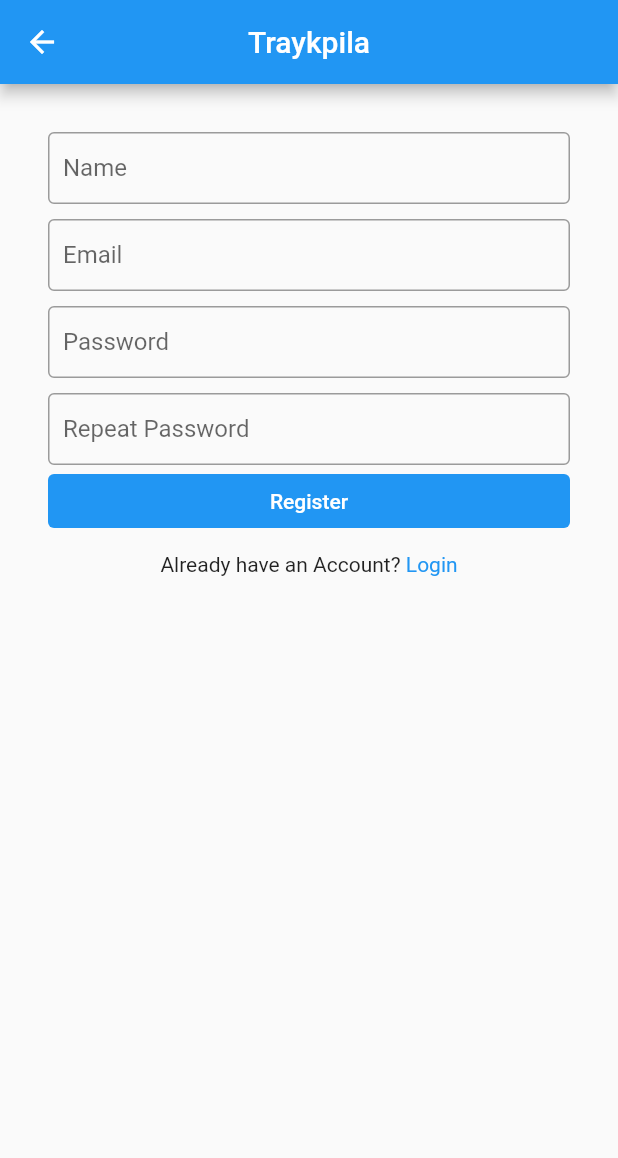
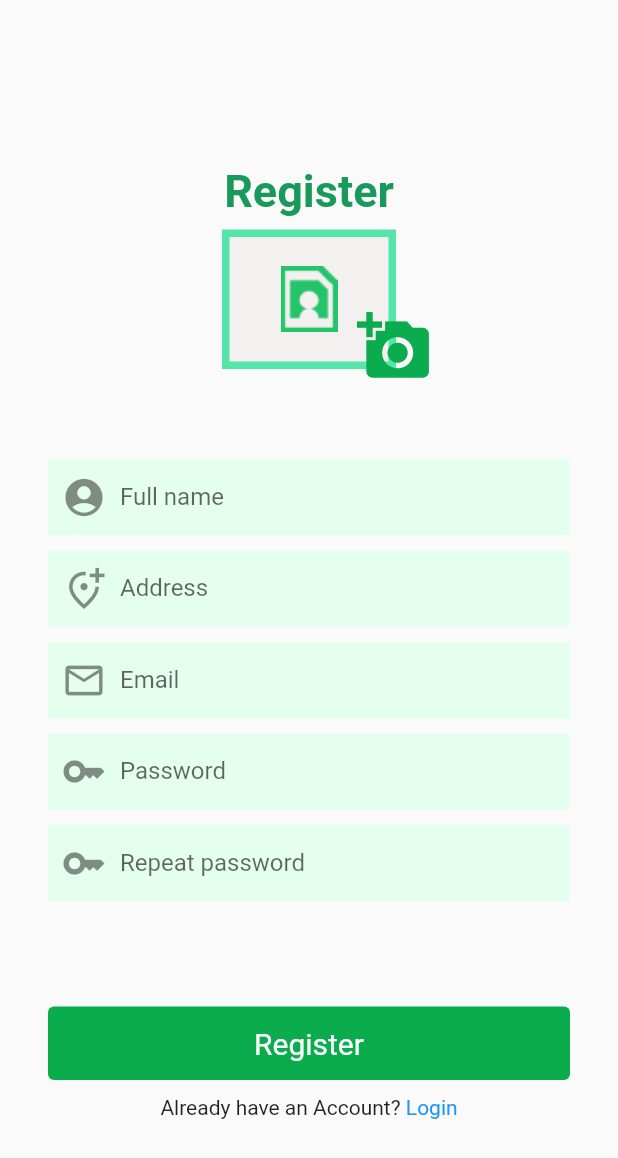
Before and after one commit to johncarlo2020/traykpila, a Flutter app: the Register screen opened directly, on a phone screen of 412 x 824 dp. Shown: the top 1158 px of the screen. Run offline on Flutter 3.47's test engine with Material 2 defaults, Android fonts, the phone set to English and light mode, and no system bars; our stand-ins replace google_maps_flutter, image_picker, location, shared_preferences; missing offline and left inert: flutter_polyline_points; accounts and stored records are empty.

Commit message:
add adress and fix user role

```diff
--- a/lib/models/user.dart
+++ b/lib/models/user.dart
@@ -3,14 +3,16 @@ class User {
   String? name;
   String? email;
   String? token;
-  int? role;
+  String? role;
+  String? address;
 
   User({
     this.id,
     this.name,
     this.email,
     this.token,
-    this.role
+    this.role,
+    this.address
   });
 
   factory User.fromJson(Map<String, dynamic>json){
@@ -18,8 +20,9 @@ class User {
       id:json['user']['id'],
       name:json['user']['name'],
       email:json['user']['email'],
-      role:json['user']['role'],
-      token:json['user']['token']
+      token:json['user']['token'],
+     address:json['user']['address']
+
     );
   }
 }
--- a/lib/screens/driver/register.dart
+++ b/lib/screens/driver/register.dart
@@ -1,6 +1,5 @@
 import 'package:flutter/material.dart';
-import 'package:flutter/src/widgets/container.dart';
-import 'package:flutter/src/widgets/framework.dart';
+import 'package:image_picker/image_picker.dart';
 import 'package:shared_preferences/shared_preferences.dart';
 import 'package:traykpila/screens/login.dart';
 import 'package:traykpila/services/user_service.dart';
@@ -23,11 +22,18 @@ class _RegisterState extends State<Register> {
   TextEditingController txtName = TextEditingController();
   TextEditingController txtPassword = TextEditingController();
   TextEditingController txtPassword2 = TextEditingController();
+  TextEditingController txtAdress = TextEditingController();
   bool loading = false;
 
+  Future pickImage() async {
+    await ImagePicker().pickImage(source: ImageSource.gallery);
+  }
+
   void _registerUser() async {
+    String role='1';
     ApiResponse response =
-        await register(txtName.text, txtEmail.text, txtPassword.text, '1');
+        await register(txtName.text, txtEmail.text, txtPassword.text, role,txtAdress.text);
+
     if (response.error == null) {
       _saveAndRedirectToHome(response.data as User);
     } else {
@@ -44,64 +50,195 @@ class _RegisterState extends State<Register> {
     SharedPreferences pref = await SharedPreferences.getInstance();
     await pref.setString('token', user.token ?? '');
     await pref.setInt('userId', user.id ?? 0);
+    await pref.setString('userRole', user.role ?? '0');
     // ignore: prefer_const_constructors, use_build_context_synchronously
     Navigator.of(context).pushAndRemoveUntil(
-        MaterialPageRoute(builder: (context) => Home()), (route) => false);
+        MaterialPageRoute(builder: (context) => const Home()),
+        (route) => false);
   }
 
   @override
   Widget build(BuildContext context) {
     return Scaffold(
-        appBar: AppBar(
+        body: Padding(
+      padding: const EdgeInsets.only(top: 70.0),
+      child: Form(
+          key: formkey,
+          child: ListView(padding: const EdgeInsets.all(32), children: [
             // ignore: prefer_const_constructors
-          title: Text('Traykpila'),
-          centerTitle: true,
+            Padding(
+              padding: const EdgeInsets.all(8.0),
+              child: const Text(
+                'Register',
+                textAlign: TextAlign.center,
+                style: TextStyle(
+                  fontSize: 30,
+                  fontWeight: FontWeight.bold,
+                  color: Color.fromARGB(255, 25, 154, 90),
                 ),
-        body: Form(
-            key: formkey,
-            child: ListView(padding: EdgeInsets.all(32), children: [
+              ),
+            ),
+            Padding(
+              padding: const EdgeInsets.only(bottom: 50.0),
+              child: Stack(
+                alignment: Alignment.center,
+                clipBehavior: Clip.none,
+                children: [
+                  buildProfileImage(),
+                  Positioned(
+                      bottom: 0,
+                      right: 100,
+                      width: 50,
+                      child: IconButton(
+                        icon: const Icon(
+                          Icons.add_a_photo,
+                          size: 50,
+                          color: Color.fromARGB(255, 11, 172, 78),
+                        ),
+                        onPressed: () {
+                          pickImage();
+                        },
+                      ))
+                ],
+              ),
+            ),
+
+            const SizedBox(height: 10),
             TextFormField(
               controller: txtName,
               validator: (val) => val!.isEmpty ? 'Invalid Name' : null,
-                decoration: kInputDecoration('Name'),
+              // ignore: prefer_const_constructors
+              decoration: InputDecoration(
+                  isDense: true,
+                  labelText: 'Full name',
+                  border: InputBorder.none,
+                  filled: true,
+                  fillColor: const Color.fromRGBO(229, 255, 238, 1.0),
+                  prefixIcon: const Icon(
+                    Icons.account_circle_sharp,
+                    size: 30,
+                  )),
             ),
-              SizedBox(height: 10),
+            const SizedBox(height: 10),
+            TextFormField(
+              controller: txtAdress,
+              validator: (val) => val!.isEmpty ? 'Invalid Address' : null,
+              // ignore: prefer_const_constructors
+              decoration: InputDecoration(
+                  isDense: true,
+                  labelText: 'Address',
+                  border: InputBorder.none,
+                  filled: true,
+                  fillColor: const Color.fromRGBO(229, 255, 238, 1.0),
+                  prefixIcon: const Icon(
+                    Icons.add_location_alt_outlined,
+                    size: 30,
+                  )),
+            ),
+            const SizedBox(height: 10),
             TextFormField(
               keyboardType: TextInputType.emailAddress,
               controller: txtEmail,
-                validator: (val) =>
-                    val!.isEmpty ? 'Invalid email address' : null,
-                decoration: kInputDecoration('Email'),
+              validator: (val) => val!.isEmpty ? 'Invalid email address' : null,
+              // ignore: prefer_const_constructors
+              decoration: InputDecoration(
+                  isDense: true,
+                  labelText: 'Email',
+                  border: InputBorder.none,
+                  filled: true,
+                  fillColor: const Color.fromRGBO(229, 255, 238, 1.0),
+                  prefixIcon: const Icon(
+                    Icons.email_outlined,
+                    size: 30,
+                  )),
             ),
-              SizedBox(height: 10),
+            const SizedBox(height: 10),
             TextFormField(
               controller: txtPassword,
               validator: (val) => val!.isEmpty ? 'Invalid Password' : null,
               obscureText: true,
-                decoration: kInputDecoration('Password'),
+              // ignore: prefer_const_constructors
+              decoration: InputDecoration(
+                  isDense: true,
+                  labelText: 'Password',
+                  border: InputBorder.none,
+                  filled: true,
+                  fillColor: const Color.fromRGBO(229, 255, 238, 1.0),
+                  prefixIcon: const Icon(
+                    Icons.key,
+                    size: 30,
+                  )),
             ),
-              SizedBox(height: 10),
+            const SizedBox(height: 10),
             TextFormField(
               controller: txtPassword2,
               validator: (val) =>
                   val != txtPassword.text ? 'Password not match' : null,
               obscureText: true,
-                decoration: kInputDecoration('Repeat Password'),
+              // ignore: prefer_const_constructors
+              decoration: InputDecoration(
+                  isDense: true,
+                  labelText: 'Repeat password',
+                  border: InputBorder.none,
+                  filled: true,
+                  fillColor: const Color.fromRGBO(229, 255, 238, 1.0),
+                  prefixIcon: const Icon(
+                    Icons.key,
+                    size: 30,
+                  )),
             ),
-              kTextButton('Register', () {
+
+            Padding(
+                padding: const EdgeInsets.only(top: 70.0),
+                child: TextButton(
+                    onPressed: () {
                       if (formkey.currentState!.validate()) {
+
                         setState(() {
                           loading = true;
                           _registerUser();
                         });
                       }
-              }),
-              SizedBox(height: 10),
+                    },
+                    style: ButtonStyle(
+                        backgroundColor: MaterialStateProperty.all(
+                      const Color.fromARGB(255, 11, 172, 78),
+                    )),
+                    // ignore: prefer_const_constructors
+                    child: Padding(
+                      padding: const EdgeInsets.all(5.0),
+                      child: const Text("Register",
+                          textAlign: TextAlign.center,
+                          style: TextStyle(
+                            fontSize: 20,
+                            fontWeight: FontWeight.normal,
+                            color: Color.fromARGB(255, 255, 255, 255),
+                          )),
+                    ))),
+            const SizedBox(height: 10),
             kLoinRegisterhint('Already have an Account? ', 'Login', () {
               Navigator.of(context).pushAndRemoveUntil(
-                    MaterialPageRoute(builder: (context) => Login()),
+                  MaterialPageRoute(builder: (context) => const Login()),
                   (route) => false);
             })
-            ])));
+          ])),
+    ));
   }
+
+  Widget buildProfileImage() => Container(
+        // backgroundColor: Color.fromARGB(255, 3, 139, 60),
+        // radius: 80,
+        width: 116,
+        height: 93,
+        // ignore: unnecessary_new
+        decoration: new BoxDecoration(
+          color: const Color.fromRGBO(243, 240, 240, 1.0),
+          border: Border.all(color: Color.fromARGB(171, 8, 223, 133), width: 5),
+        ),
+        child: const Image(
+          image: AssetImage('assets/profile.png'),
+          width: 40,
+          height: 40,
+        ),
+      );
 }
--- a/lib/screens/loading.dart
+++ b/lib/screens/loading.dart
@@ -2,6 +2,7 @@
 import 'package:flutter/material.dart';
 import 'package:traykpila/constant.dart';
 import 'package:traykpila/models/api.response.dart';
+import 'package:traykpila/screens/welcome.dart';
 import 'package:traykpila/services/user_service.dart';
 import 'package:traykpila/screens/login.dart';
 import 'package:traykpila/screens/home.dart';
@@ -21,7 +22,7 @@ class _LoadingState extends State<Loading> {
 
     if(token == ''){
       // ignore: prefer_const_constructors, use_build_context_synchronously
-      Navigator.of(context).pushAndRemoveUntil(MaterialPageRoute(builder: (context) => Login()), (route) => false);
+      Navigator.of(context).pushAndRemoveUntil(MaterialPageRoute(builder: (context) => Welcome()), (route) => false);
     }else{
       ApiResponse response = await getUserDetail();
 
@@ -30,7 +31,7 @@ class _LoadingState extends State<Loading> {
         Navigator.of(context).pushAndRemoveUntil(MaterialPageRoute(builder: (context) => Home()), (route) => false);
       }else if(response.error == unauthorized){
         // ignore: prefer_const_constructors, use_build_context_synchronously
-        Navigator.of(context).pushAndRemoveUntil(MaterialPageRoute(builder: (context) => Login()), (route) => false);
+        Navigator.of(context).pushAndRemoveUntil(MaterialPageRoute(builder: (context) => Welcome()), (route) => false);
       }else{
         // ignore: use_build_context_synchronously
         ScaffoldMessenger.of(context).showSnackBar(SnackBar(
--- a/lib/screens/login.dart
+++ b/lib/screens/login.dart
@@ -43,7 +43,7 @@ class _LoginState extends State<Login> {
     SharedPreferences pref = await SharedPreferences.getInstance();
     await pref.setString('token', user.token ?? '');
     await pref.setInt('userId', user.id ?? 0);
-    await pref.setInt('userRole', user.role ?? 0);
+    await pref.setString('userRole', user.role ?? '0');
 
     if (user.role == 1) {
       // ignore: use_build_context_synchronously
@@ -160,14 +160,6 @@ class _LoginState extends State<Login> {
                   ? const Center(
                       child: CircularProgressIndicator(),
                     )
-                  // : kTextButton('Login', () {
-                  //     if (formkey.currentState!.validate()) {
-                  //       setState(() {
-                  //         loading = true;
-                  //         _loginUser();
-                  //       });
-                  //     }
-                  //   }),
                   : Padding(
                       padding: const EdgeInsets.only(top: 40.0),
                       child: TextButton(
--- a/lib/screens/register.dart
+++ b/lib/screens/register.dart
@@ -30,8 +30,10 @@ class _RegisterState extends State<Register> {
   }
 
   void _registerUser() async {
+    String role='0';
     ApiResponse response =
-        await register(txtName.text, txtEmail.text, txtPassword.text, '0');
+        await register(txtName.text, txtEmail.text, txtPassword.text, role,txtAdress.text);
+
     if (response.error == null) {
       _saveAndRedirectToHome(response.data as User);
     } else {
@@ -48,6 +50,7 @@ class _RegisterState extends State<Register> {
     SharedPreferences pref = await SharedPreferences.getInstance();
     await pref.setString('token', user.token ?? '');
     await pref.setInt('userId', user.id ?? 0);
+    await pref.setString('userRole', user.role ?? '0');
     // ignore: prefer_const_constructors, use_build_context_synchronously
     Navigator.of(context).pushAndRemoveUntil(
         MaterialPageRoute(builder: (context) => const Home()),
@@ -119,7 +122,6 @@ class _RegisterState extends State<Register> {
             const SizedBox(height: 10),
             TextFormField(
               controller: txtAdress,
-              keyboardType: TextInputType.streetAddress,
               validator: (val) => val!.isEmpty ? 'Invalid Address' : null,
               // ignore: prefer_const_constructors
               decoration: InputDecoration(
@@ -191,6 +193,7 @@ class _RegisterState extends State<Register> {
                 child: TextButton(
                     onPressed: () {
                       if (formkey.currentState!.validate()) {
+
                         setState(() {
                           loading = true;
                           _registerUser();
--- a/lib/services/user_service.dart
+++ b/lib/services/user_service.dart
@@ -36,13 +36,14 @@ Future<ApiResponse> login (String email, String password) async {
   }
   catch (e) {
     apiResponse.error = serverError;
-    print(e.toString());
+
   }
 
   return apiResponse;
 }
 
-Future<ApiResponse> register (String name,String email, String password, String role) async {
+// ignore: non_constant_identifier_names
+Future<ApiResponse> register (String name,String email, String password,  String role , String address ) async {
   ApiResponse apiResponse = ApiResponse();
 
   try {
@@ -52,9 +53,11 @@ Future<ApiResponse> register (String name,String email, String password, String
       body: {
         'email':email,
         'name':name,
+        'address' : address,
         'password':password,
         'password_confirmation':password,
         'role': role
+
         }
     );
     switch(response.statusCode){
@@ -66,7 +69,10 @@ Future<ApiResponse> register (String name,String email, String password, String
           apiResponse.error=errors[errors.keys.elementAt(0)][0];
           break;
       default:
+          final errors = jsonDecode(response.body);
+
            apiResponse.error = somethingWentWrong;
+
            break;
     }
   }
@@ -75,6 +81,7 @@ Future<ApiResponse> register (String name,String email, String password, String
   }
 
   return apiResponse;
+
 }
 
 
```
Lines whose indentation alone changed are shown as unchanged.
